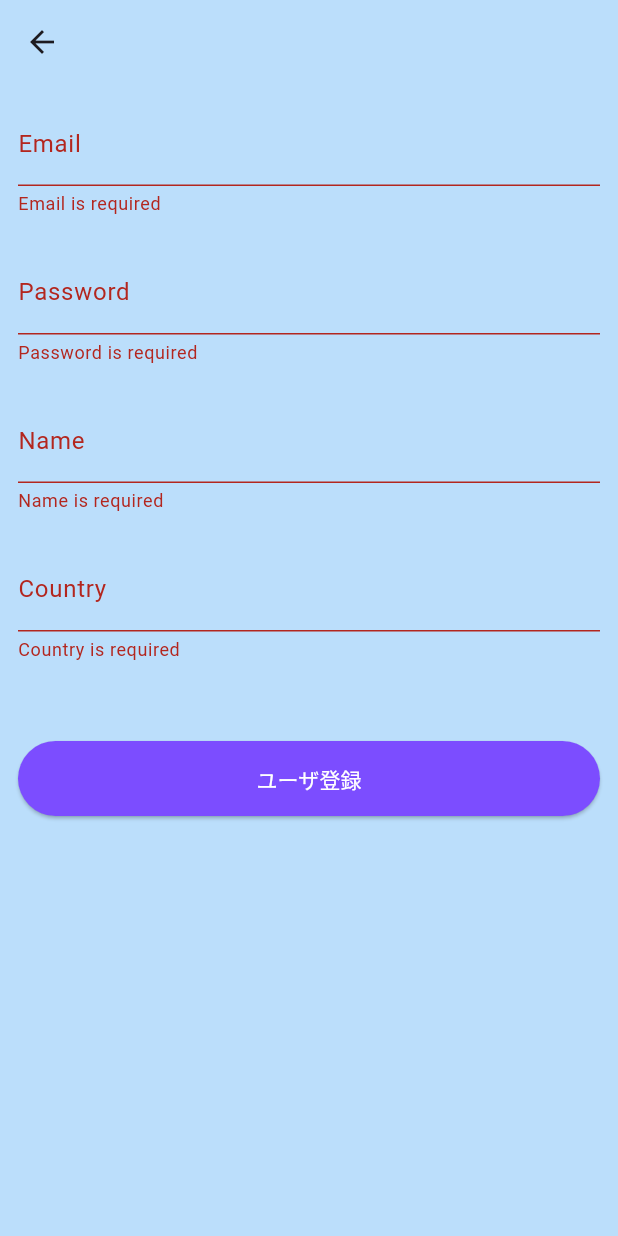
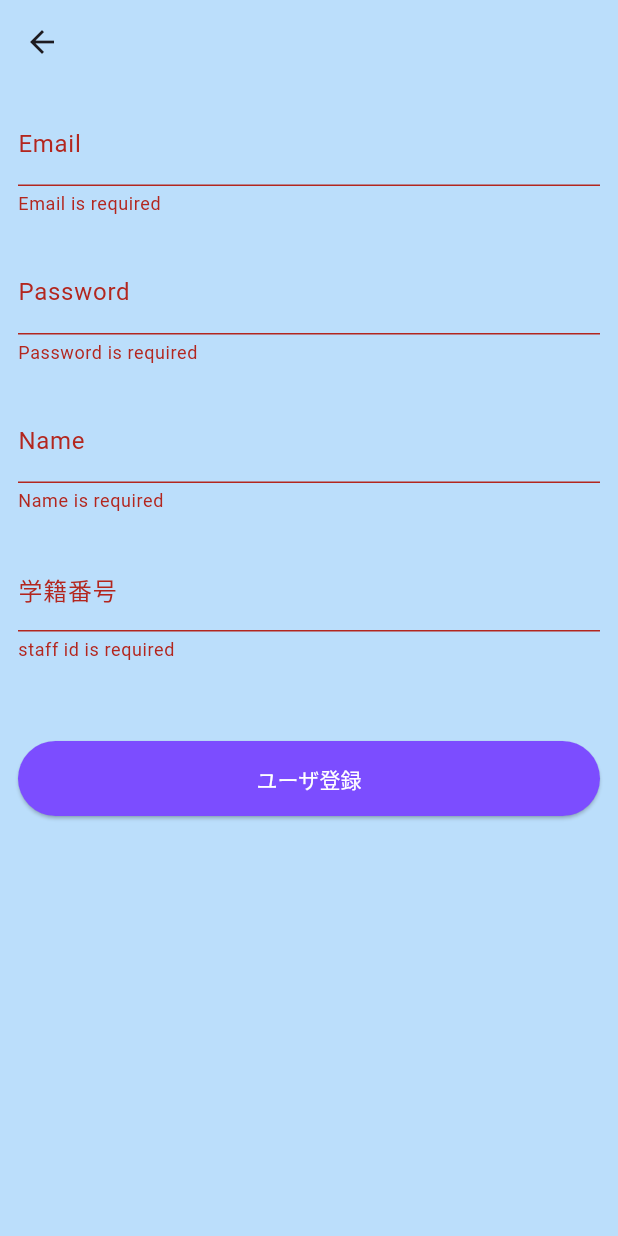
Before and after one commit to 282207134/job, a Flutter app: the SignupScreen screen opened directly, after a tap on "ユーザ登録", on a phone screen of 412 x 824 dp. Run offline on Flutter 3.47's test engine with Material 3 defaults, Android fonts, the phone set to English and light mode, and no system bars; our stand-ins replace another_flutter_splash_screen, cloud_firestore, firebase_auth, firebase_core, introduction_screen; accounts and stored records are empty.

```diff
--- a/lib/controllers/signup_controller.dart
+++ b/lib/controllers/signup_controller.dart
@@ -11,7 +11,7 @@ class SignupController {
       required String email,
       required String password,
       required String name,
-      required String country}) async {
+      required String staff_id}) async {
     try {
       // 使用Firebase Auth创建用户账号
       await FirebaseAuth.instance
@@ -26,7 +26,7 @@ class SignupController {
       // 准备要保存到数据库的用户数据
       Map<String, dynamic> data = {
         "name": name,
-        "country": country,
+        "staff_id": staff_id,
         "email": email,
         "id": userId
       };
--- a/lib/screens/signup_screen.dart
+++ b/lib/screens/signup_screen.dart
@@ -24,7 +24,7 @@ class _SignupScreenState extends State<SignupScreen> {
   TextEditingController email = TextEditingController();
   TextEditingController password = TextEditingController();
   TextEditingController name = TextEditingController();
-  TextEditingController country = TextEditingController();
+  TextEditingController staff_id = TextEditingController();
 
   @override
   Widget build(BuildContext context) {
@@ -45,9 +45,6 @@ class _SignupScreenState extends State<SignupScreen> {
                     padding: const EdgeInsets.all(12.0),
                     child: Column(
                       children: [
-                        // SizedBox(
-                        //     width: 100,
-                        //     child: Image.asset("images/panda.png")), // Logo图片
                         TextFormField(
                           autovalidateMode:
                               AutovalidateMode.onUserInteraction, // 用户交互时自动验证
@@ -93,14 +90,14 @@ class _SignupScreenState extends State<SignupScreen> {
                         TextFormField(
                           autovalidateMode:
                               AutovalidateMode.onUserInteraction, // 用户交互时自动验证
-                          controller: country, // 使用country控制器
+                          controller: staff_id, // 使用staff_id控制器
                           validator: (value) {
                             if (value == null || value.isEmpty) {
-                              return "Country is required"; // 验证国家输入
+                              return "staff id is required"; // 验证国家输入
                             }
                           },
-                          decoration: InputDecoration(
-                              label: Text("Country")), // 国家输入框装饰
+                          decoration:
+                              InputDecoration(label: Text("学籍番号")), // 国家输入框装饰
                         ),
                         SizedBox(height: 53),
                         Row(
@@ -123,7 +120,7 @@ class _SignupScreenState extends State<SignupScreen> {
                                           context: context,
                                           email: email.text,
                                           password: password.text,
-                                          country: country.text,
+                                          staff_id: staff_id.text,
                                           name: name.text);
                                     }
 
```
Also changed, not shown: firebase.json, 5 other files.
